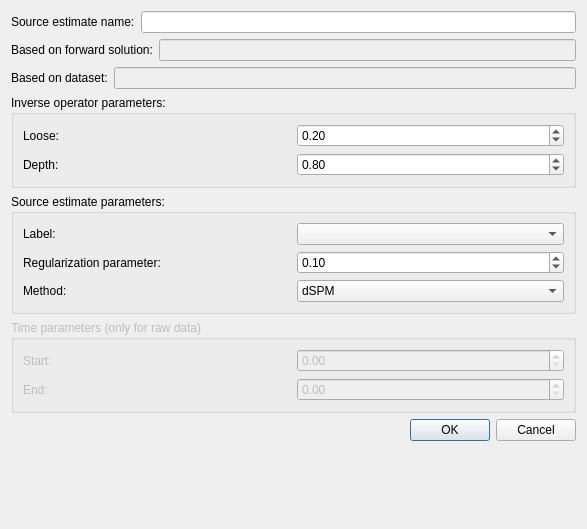
Old version of the form qt4Designer_ui_files/linearSourceEstimateDialogUi.ui in the repository cibr-jyu/meggie.
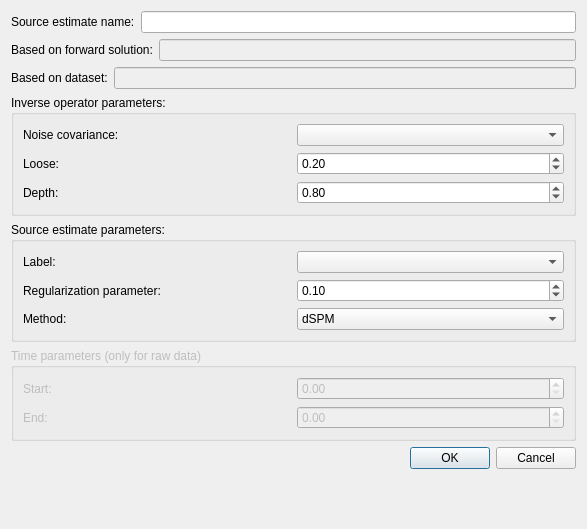
New version of the form.

The edit to the form file:
```diff
--- a/qt4Designer_ui_files/linearSourceEstimateDialogUi.ui
+++ b/qt4Designer_ui_files/linearSourceEstimateDialogUi.ui
@@ -82,6 +82,20 @@
      <layout class="QGridLayout" name="gridLayout_3">
       <item row="0" column="0">
        <layout class="QVBoxLayout" name="verticalLayout_2">
+        <item>
+         <layout class="QHBoxLayout" name="horizontalLayout_9">
+          <item>
+           <widget class="QLabel" name="labelCovariance">
+            <property name="text">
+             <string>Noise covariance:</string>
+            </property>
+           </widget>
+          </item>
+          <item>
+           <widget class="QComboBox" name="comboBoxCovariance"/>
+          </item>
+         </layout>
+        </item>
         <item>
          <layout class="QHBoxLayout" name="horizontalLayout_2">
           <item>
```
